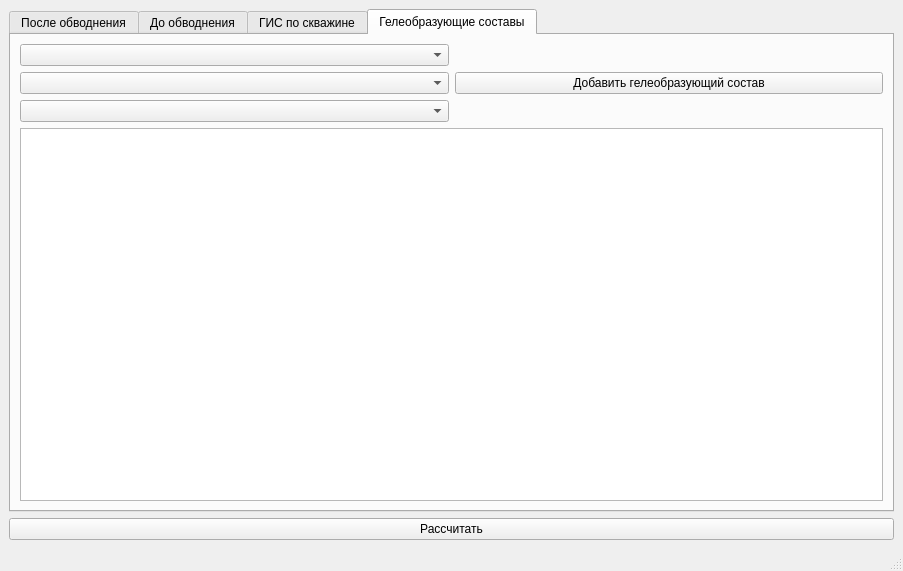
Old version of the form Application/UIWindow.ui in the repository ildarhb/NIPI.
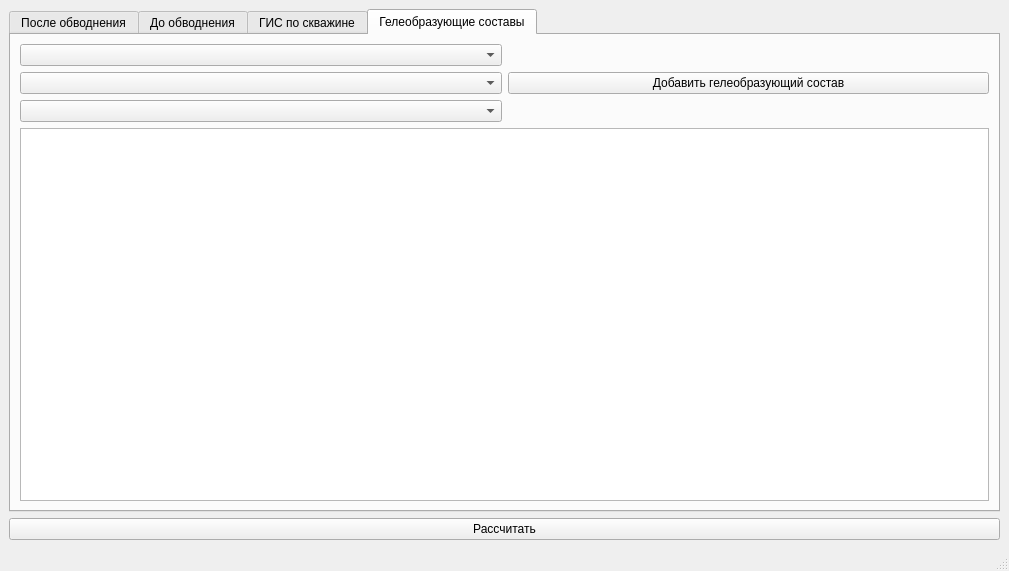
New version of the form.

Commit message: Добавление окна результата

Diff of the .ui file:
```diff
--- a/Application/UIWindow.ui
+++ b/Application/UIWindow.ui
@@ -6,7 +6,7 @@
    <rect>
     <x>0</x>
     <y>0</y>
-    <width>903</width>
+    <width>1009</width>
     <height>571</height>
    </rect>
   </property>
```
Left out of the diff: 2 changed lines with no effect on the pictures. The commit also changes 3 other files.
